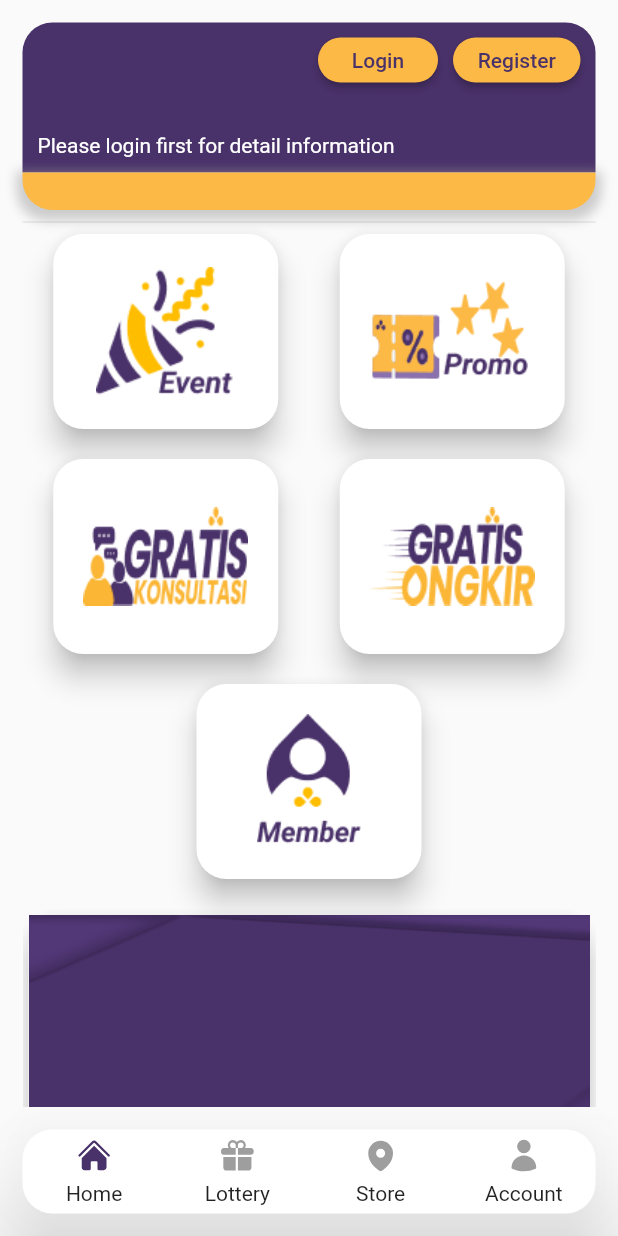
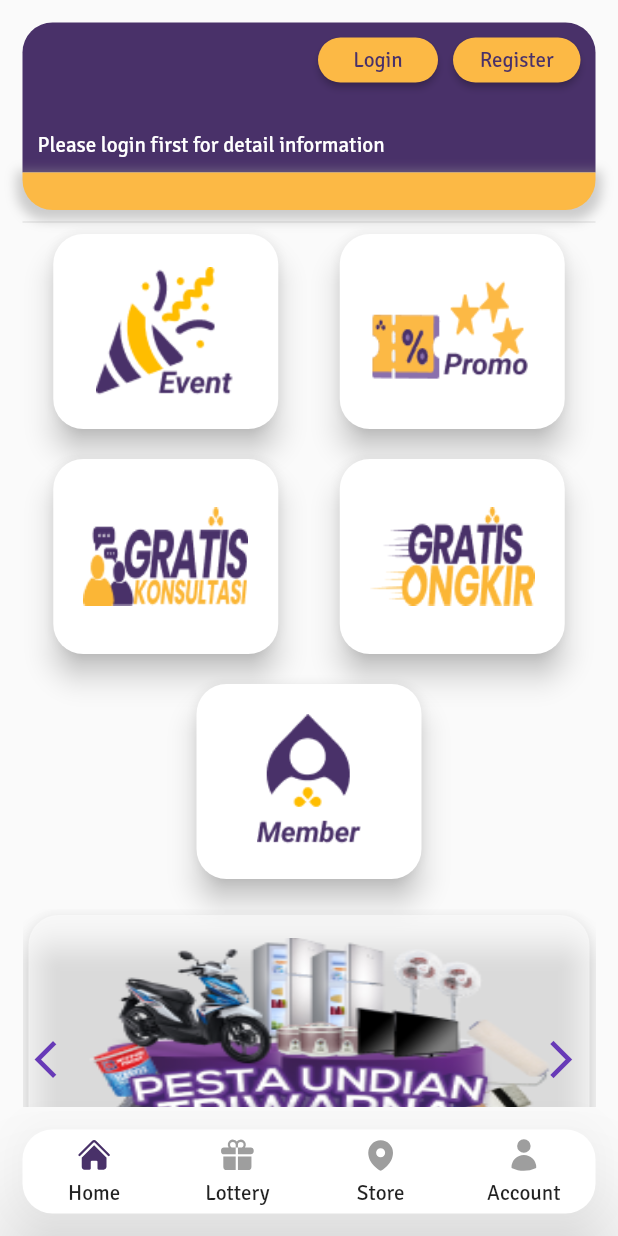
Before and after one commit to alifzr31/TriwarnaMember-Apps, a Flutter app: the DashboardPage screen opened by its route, on a phone screen of 412 x 824 dp. Run offline on Flutter 3.47's test engine with Material 2 defaults, Android fonts, the phone set to English and light mode, and no system bars; drawn by our look-alikes of card_swiper, custom_navigation_bar; our stand-ins replace flutter_spinkit, get, icons_plus, image_picker, shared_preferences, slide_to_act; accounts and stored records are empty; network calls fail.

Commit message:
first commit

```diff
--- a/lib/app/modules/dashboard/widget/account.dart
+++ b/lib/app/modules/dashboard/widget/account.dart
@@ -162,8 +162,9 @@ class BodyAccount extends StatelessWidget {
               onTap: () async {
                 SharedPreferences prefs = await SharedPreferences.getInstance();
                 prefs.clear();
+                prefs.setBool('opened', true);
 
-                Get.offAllNamed('/onboard');
+                Get.offAllNamed('/login');
               },
             ),
           ],
--- a/lib/app/modules/dashboard/widget/home.dart
+++ b/lib/app/modules/dashboard/widget/home.dart
@@ -176,22 +176,48 @@ class CarouselField extends StatelessWidget {
   List<Widget> cards = [
     Card(
       elevation: 8,
+      color: Colors.white.withOpacity(0.5),
       shape: RoundedRectangleBorder(
         borderRadius: BorderRadius.circular(20.0),
       ),
       child: InkWell(
         onTap: () {},
-        splashColor: Colors.black.withOpacity(0.5),
-        child: Container(
-          decoration: const BoxDecoration(
-            image: DecorationImage(
-              image: AssetImage('assets/images/back-splash.png'),
-              fit: BoxFit.fill,
+        splashColor: Colors.black.withOpacity(0.3),
+        child: Padding(
+          padding: const EdgeInsets.all(15),
+          child: Container(
+            decoration: const BoxDecoration(
+              image: DecorationImage(
+                image: AssetImage('assets/images/carousel.png'),
+                fit: BoxFit.fill,
+              ),
             ),
           ),
         ),
       ),
-    )
+    ),
+    Card(
+      elevation: 8,
+      color: Colors.white.withOpacity(0.5),
+      shape: RoundedRectangleBorder(
+        borderRadius: BorderRadius.circular(20.0),
+      ),
+      child: InkWell(
+        onTap: () {},
+        splashColor: Colors.black.withOpacity(0.3),
+        child: Padding(
+          padding: const EdgeInsets.all(15),
+          child: Container(
+            decoration: const BoxDecoration(
+              image: DecorationImage(
+                image: AssetImage('assets/images/event.png'),
+                fit: BoxFit.fill,
+              ),
+            ),
+          ),
+        ),
+      ),
+    ),
   ];
 
   @override
@@ -199,6 +225,9 @@ class CarouselField extends StatelessWidget {
     return Swiper(
       itemCount: cards.length,
       pagination: const SwiperPagination(),
+      control: const SwiperControl(
+        padding: EdgeInsets.symmetric(horizontal: 8),
+      ),
       curve: Curves.bounceOut,
       itemBuilder: (context, index) {
         return cards[index];
--- a/lib/main.dart
+++ b/lib/main.dart
@@ -1,16 +1,17 @@
 import 'package:flutter/material.dart';
 import 'package:flutter/services.dart';
 import 'package:get/get.dart';
+import 'package:member_apps/app/core/value.dart';
 import 'package:member_apps/app/routes/pages.dart';
 
 void main() {
-  // SystemChrome.setSystemUIOverlayStyle(
-  //   const SystemUiOverlayStyle(
-  //     statusBarColor: Colors.transparent,
-  //     statusBarIconBrightness: Brightness.dark,
-  //     systemNavigationBarColor: Colors.black,
-  //   ),
-  // );
+  SystemChrome.setSystemUIOverlayStyle(
+    const SystemUiOverlayStyle(
+      statusBarColor: baseColor,
+      // statusBarIconBrightness: Brightness.dark,
+      systemNavigationBarColor: baseColor,
+    ),
+  );
 
   runApp(const MyApp());
 }
@@ -26,10 +27,12 @@ class MyApp extends StatelessWidget {
       theme: ThemeData(
         brightness: Brightness.light,
         primarySwatch: Colors.deepPurple,
+        fontFamily: 'Signika',
       ),
       darkTheme: ThemeData(
         brightness: Brightness.dark,
         primarySwatch: Colors.deepPurple,
+        fontFamily: 'Signika',
       ),
       themeMode: ThemeMode.light,
       debugShowCheckedModeBanner: false,
```
Also changed, not shown: pubspec.yaml (+10 -4 lines), assets/fonts/signika/Signika-Bold.ttf (added), assets/fonts/signika/Signika-Light.ttf (added), assets/fonts/signika/Signika-Regular.ttf (added), assets/fonts/signika/Signika-SemiBold.ttf (added), assets/images/carousel.png (added).
